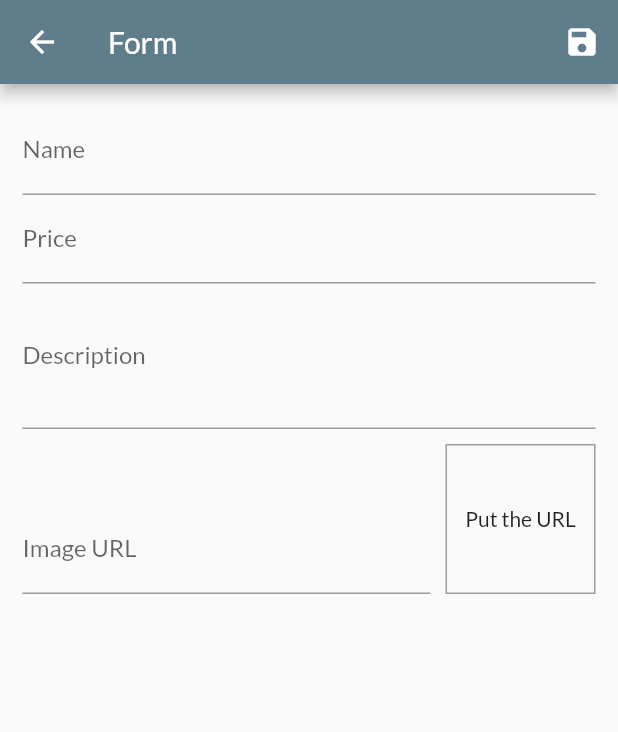
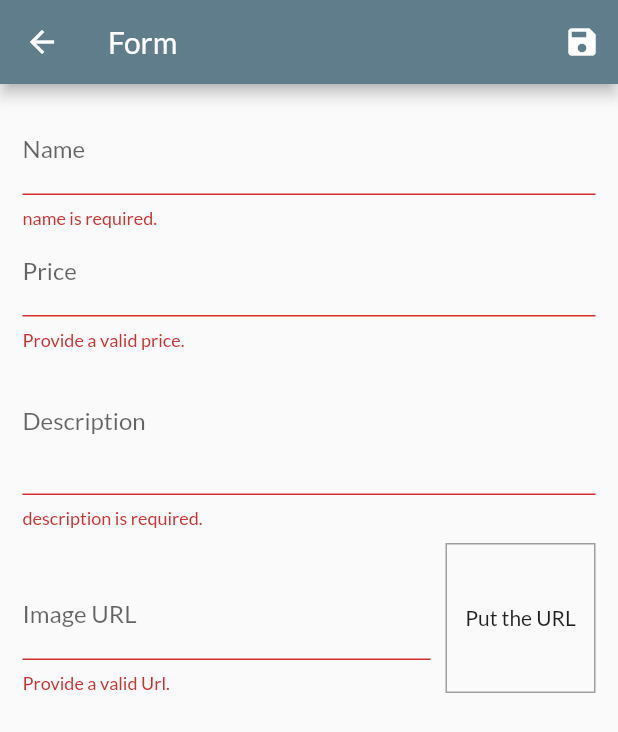
Before and after one commit to visicatto/my_store, a Flutter app: the ProductFormPage screen opened by its route, after a tap on the "save" icon, on a phone screen of 412 x 824 dp. Shown: the top 732 px of the screen. Run offline on Flutter 3.47's test engine with Material 2 defaults, Android fonts, the phone set to English and light mode, and no system bars; network calls fail.

Commit message:
Update product_form_page.dart

```diff
--- a/lib/pages/product_form_page.dart
+++ b/lib/pages/product_form_page.dart
@@ -1,3 +1,5 @@
+// ignore_for_file: unused_local_variable
+
 import 'dart:math';
 
 import 'package:flutter/material.dart';
@@ -16,7 +18,7 @@ class _ProductFormPageState extends State<ProductFormPage> {
   final _imageUrlFocus = FocusNode();
   final _imageUrlControler = TextEditingController();
   final _formKey = GlobalKey<FormState>();
-  final _formDate = Map<String, Object>();
+  final _formDate = <String, Object>{};
 
   @override
   void initState() {
@@ -37,7 +39,20 @@ class _ProductFormPageState extends State<ProductFormPage> {
     setState(() {});
   }
 
+  bool isValidImageUrl(String url) {
+    bool isValidUrl = Uri.tryParse(url)?.hasAbsolutePath ?? false;
+    bool endsWithFile = url.toLowerCase().endsWith('.png') ||
+        url.toLowerCase().endsWith('.jpg') ||
+        url.toLowerCase().endsWith('.jpeg');
+    return isValidUrl && endsWithFile;
+  }
+
   void _submitForm() {
+    final isValid = _formKey.currentState?.validate() ?? false;
+
+    if (!isValid) {
+      return;
+    }
     _formKey.currentState?.save();
     final newProduct = Product(
       id: Random().nextDouble().toString(),
@@ -56,7 +71,7 @@ class _ProductFormPageState extends State<ProductFormPage> {
         actions: [
           IconButton(
             onPressed: _submitForm,
-            icon: Icon(Icons.save),
+            icon: const Icon(Icons.save),
           )
         ],
       ),
@@ -73,6 +88,17 @@ class _ProductFormPageState extends State<ProductFormPage> {
                   FocusScope.of(context).requestFocus(_priceFocus);
                 },
                 onSaved: (name) => _formDate['name'] = name ?? '',
+                validator: (_name) {
+                  final name = _name ?? '';
+
+                  if (name.trim().isEmpty) {
+                    return 'name is required.';
+                  }
+                  if (name.trim().length < 3) {
+                    return 'A minimum of 3 letters is required';
+                  }
+                  return null;
+                },
               ),
               TextFormField(
                 decoration: const InputDecoration(labelText: 'Price'),
@@ -86,6 +112,15 @@ class _ProductFormPageState extends State<ProductFormPage> {
                 },
                 onSaved: (price) =>
                     _formDate['price'] = double.parse(price ?? '0'),
+                validator: (_price) {
+                  final priceString = _price ?? '-1';
+                  final price = double.tryParse(priceString) ?? -1;
+
+                  if (price <= 0) {
+                    return 'Provide a valid price.';
+                  }
+                  return null;
+                },
               ),
               TextFormField(
                 decoration: const InputDecoration(labelText: 'Description'),
@@ -95,6 +130,17 @@ class _ProductFormPageState extends State<ProductFormPage> {
                 maxLines: 3,
                 onSaved: (description) =>
                     _formDate['description'] = description ?? '',
+                validator: (_description) {
+                  final description = _description ?? '';
+
+                  if (description.trim().isEmpty) {
+                    return 'description is required.';
+                  }
+                  if (description.trim().length < 3) {
+                    return 'A minimum of 10 letters is required';
+                  }
+                  return null;
+                },
               ),
               Row(
                 crossAxisAlignment: CrossAxisAlignment.end,
@@ -109,6 +155,13 @@ class _ProductFormPageState extends State<ProductFormPage> {
                       onFieldSubmitted: (_) {},
                       onSaved: (imageURL) =>
                           _formDate['imageURL'] = imageURL ?? '',
+                      validator: (_imageURL) {
+                        final imageURL = _imageURL ?? '';
+                        if (!isValidImageUrl(imageURL)) {
+                          return 'Provide a valid Url.';
+                        }
+                        return null;
+                      },
                     ),
                   ),
                   Container(
@@ -125,7 +178,7 @@ class _ProductFormPageState extends State<ProductFormPage> {
                     )),
                     alignment: Alignment.center,
                     child: _imageUrlControler.text.isEmpty
-                        ? Text('Put the URL')
+                        ? const Text('Put the URL')
                         : FittedBox(
                             child: Image.network(_imageUrlControler.text),
                             fit: BoxFit.cover,
```
